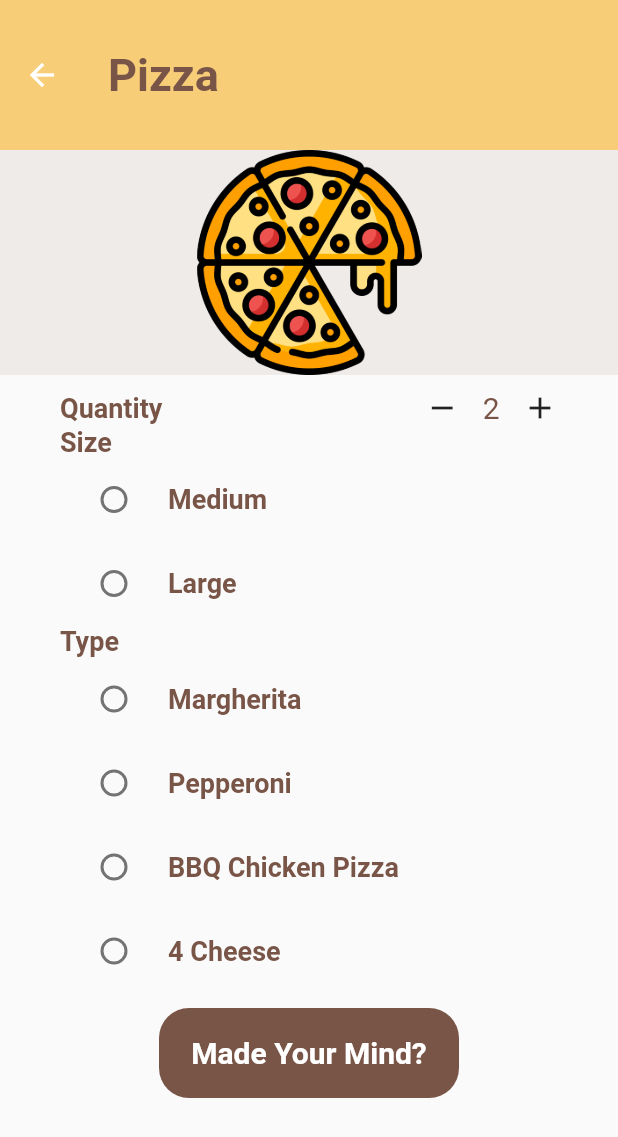
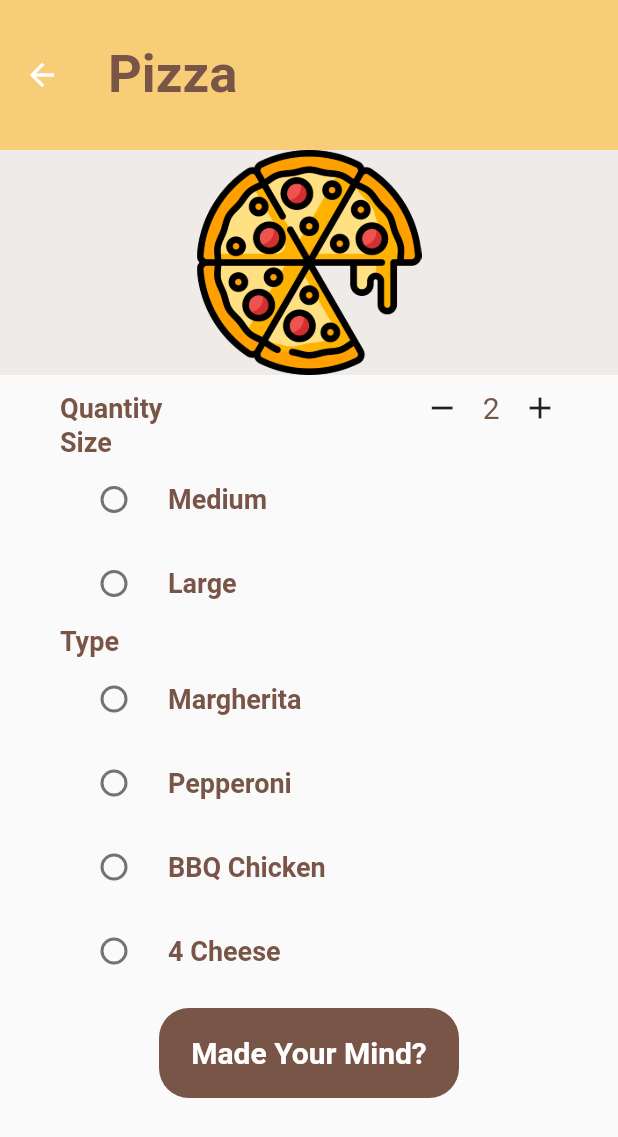
Before and after one commit to Naiim-Hassouna/mobileproj-bash-mankoush, a Flutter app: the Pizza screen opened by its route, after a tap on the "add" icon, on a phone screen of 412 x 824 dp. Shown: the top 1137 px of the screen. Run offline on Flutter 3.47's test engine with Material 2 defaults, Android fonts, the phone set to English and light mode, and no system bars.

Commit message:
update 4 applied fixation of quantity and snackbar of mankoushe class to the rest of the menu classes + final touches for design and user interface

```diff
--- a/lib/main.dart
+++ b/lib/main.dart
@@ -21,7 +21,5 @@ void main() => runApp(MaterialApp(
     "/menu_items/croissant": (context) => Croissant(),
     "/menu_items/donut": (context) => Donut(),
     "/menu_items/bread": (context) => Bread(),
-
-
   },
 ));
--- a/lib/menu.dart
+++ b/lib/menu.dart
@@ -1,5 +1,4 @@
 import 'package:flutter/material.dart';
-
 import 'details.dart';
 
 class Menu extends StatelessWidget {
@@ -32,6 +31,7 @@ class Menu extends StatelessWidget {
         ),
         backgroundColor: const Color.fromRGBO(247, 205, 120, 100),
         toolbarHeight: 100,
+        elevation: 0,
           actions: [
       Padding(
         padding: const EdgeInsets.only(right: 0.0),
@@ -118,7 +118,6 @@ class Menu extends StatelessWidget {
                           pageRoute = '/menu';
                           break;
                       }
-
                       // Navigate to the determined page
                       Navigator.of(context).pushNamed(pageRoute);
                     },
--- a/lib/menu_items/pizza.dart
+++ b/lib/menu_items/pizza.dart
@@ -4,9 +4,10 @@ import '../menu.dart';
 
 
 class QuantityWidget extends StatefulWidget {
-  //get quantity {
-  //return quantity;
-  //}
+  final int initialQuantity;
+  final Function(int) onQuantityChanged;
+
+  QuantityWidget({required this.initialQuantity, required this.onQuantityChanged});
 
   @override
   _QuantityWidgetState createState() => _QuantityWidgetState();
@@ -18,6 +19,7 @@ class _QuantityWidgetState extends State<QuantityWidget> {
   void increaseQuantity() {
     setState(() {
       quantity++;
+      widget.onQuantityChanged(quantity);
     });
   }
 
@@ -25,10 +27,12 @@ class _QuantityWidgetState extends State<QuantityWidget> {
     setState(() {
       if (quantity > 1) {
         quantity--;
+        widget.onQuantityChanged(quantity);
       }
     });
   }
 
+  int get getquantity => quantity;
 
   @override
   Widget build(BuildContext context) {
@@ -80,7 +84,7 @@ class Pizza extends StatefulWidget {
 class _PizzaState extends State<Pizza> {
   String selectedSize="";
   String selectedType="";
-  //QuantityWidget quantityWidget = QuantityWidget();
+  int quantity = 1;
 
 
   final Map<String, double> sizeprices = {
@@ -90,11 +94,10 @@ class _PizzaState extends State<Pizza> {
   final Map<String, double> typeprices = {
     'Margherita': 100,
     'Pepperoni': 100,
-    'BBQ Chicken Pizza': 200,
+    'BBQ Chicken': 200,
     '4 Cheese': 150,
   };
 
-  bool showButton = true;
   double finalPrice = 0.0;
 
   @override
@@ -105,7 +108,7 @@ class _PizzaState extends State<Pizza> {
           "Pizza",
           style: TextStyle(
             color: Colors.brown,
-            fontSize: 30,
+            fontSize: 35,
             fontWeight: FontWeight.bold,
           ),
         ),
@@ -133,7 +136,14 @@ class _PizzaState extends State<Pizza> {
                 crossAxisAlignment: CrossAxisAlignment.start,
                 children: [
                   const SizedBox(height: 10),
-                  QuantityWidget(),
+                  QuantityWidget(
+                    initialQuantity: 1,
+                    onQuantityChanged: (newQuantity) {
+                      setState(() {
+                        quantity = newQuantity;
+                      });
+                    },
+                  ),
                   const Text(
                     "Size",
                     style: TextStyle(
@@ -215,14 +225,14 @@ class _PizzaState extends State<Pizza> {
                     },
                   ),
                   RadioListTile(
-                    title: const Text('BBQ Chicken Pizza',
+                    title: const Text('BBQ Chicken',
                       style: TextStyle(
                         color: Colors.brown,
                         fontSize: 18,
                         fontWeight: FontWeight.bold,
                       ),
                     ),
-                    value: 'BBQ Chicken Pizza',
+                    value: 'BBQ Chicken',
                     groupValue: selectedType,
                     onChanged: (value) {
                       setState(() {
@@ -251,26 +261,39 @@ class _PizzaState extends State<Pizza> {
             const SizedBox(
               height: 10,
             ),
-            if (showButton)
             GestureDetector(
               onTap: () {
                 setState(() {
-                    finalPrice = sizeprices[selectedSize]! * typeprices[selectedType]!*1000;
-                    showButton = false;
+                  finalPrice = sizeprices[selectedSize]! *
+                      typeprices[selectedType]! *
+                      1000 *
+                      quantity;
+                  showSnackbar(context, "Order Confirmed.\nYour Order: ${quantity}x $selectedSize $selectedType Pizza.\nThe final price is: $finalPrice LBP.\nOrder will be ready soon.");
                 });
               },
               child: submitButton("Made Your Mind?"),
             ),
-            if (!showButton)
-              Text(
-                "The final price is: $finalPrice LBP",
+          ],
+        ),
+    );
+  }
+
+  void showSnackbar(BuildContext context, String message) {
+    ScaffoldMessenger.of(context).showSnackBar(
+      SnackBar(
+        content: Text(
+          message,
           style: const TextStyle(
-                  color: Colors.brown,
-                  fontSize: 18,
-                  fontWeight: FontWeight.bold,
+            fontSize: 18.0,
+            color: Colors.white,
           ),
         ),
-          ],
-        ));
+        backgroundColor: Colors.green, // background color
+        duration: const Duration(seconds: 7),// duration for snackbar
+        shape: RoundedRectangleBorder(
+          borderRadius: BorderRadius.circular(10.0), // border radius
+        ),
+      ),
+    );
   }
 }
```
Also changed, not shown: lib/menu_items/bread.dart (+43 -18 lines), lib/menu_items/croissant.dart (+42 -18 lines), lib/menu_items/donut.dart (+42 -18 lines), lib/menu_items/mankoushe.dart (+6 -9 lines). Lines whose indentation alone changed are shown as unchanged.
